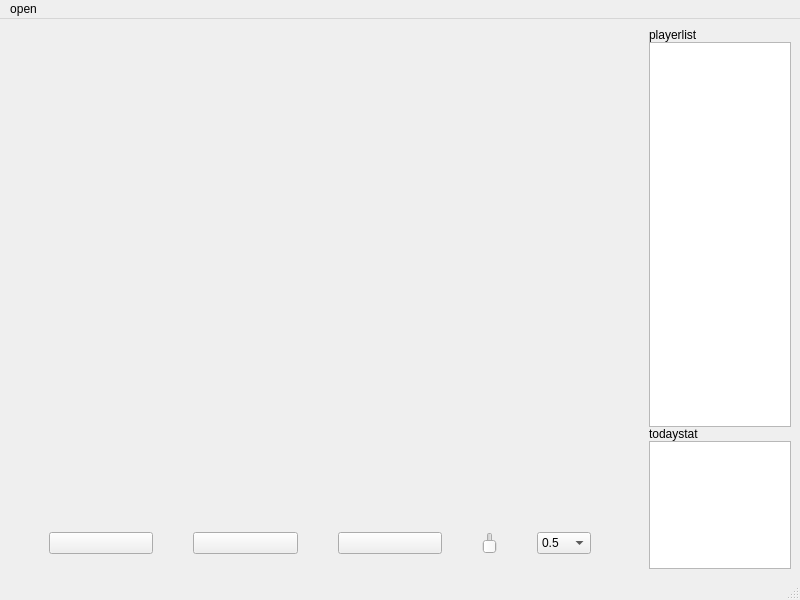
Old version of the form mainwindow.ui in the repository daidaiJ/qtmpvplayer.
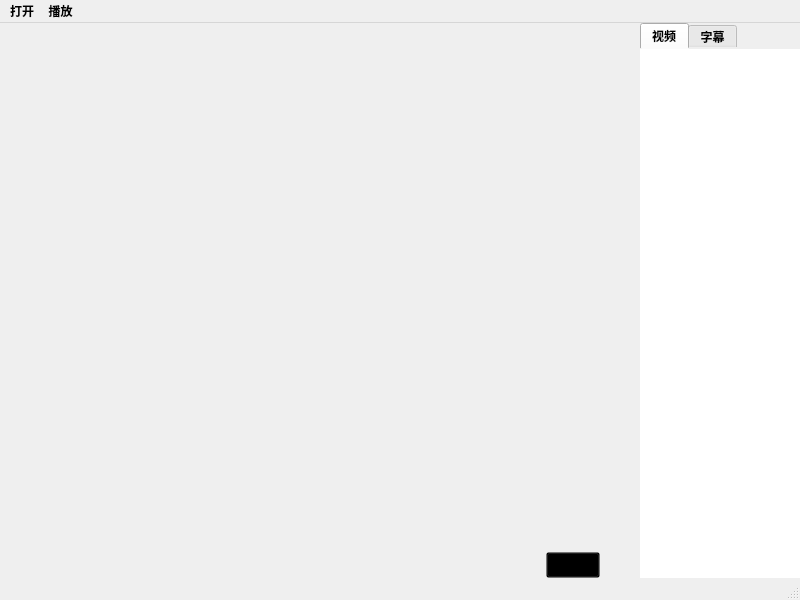
New version of the form. Icons and pictures are not drawn.

Patch:
```diff
--- a/mainwindow.ui
+++ b/mainwindow.ui
@@ -59,16 +59,58 @@
         <number>0</number>
        </property>
        <item>
-        <layout class="QVBoxLayout" name="verticalLayout_4" stretch="7,1">
+        <layout class="QVBoxLayout" name="verticalLayout_4" stretch="7,0">
          <property name="spacing">
           <number>0</number>
          </property>
          <item>
-          <widget class="QWidget" name="mpv" native="true"/>
+          <widget class="QWidget" name="mpv" native="true">
+           <layout class="QVBoxLayout" name="verticalLayout_6">
+            <property name="spacing">
+             <number>0</number>
+            </property>
+            <property name="leftMargin">
+             <number>0</number>
+            </property>
+            <property name="topMargin">
+             <number>0</number>
+            </property>
+            <property name="rightMargin">
+             <number>0</number>
+            </property>
+            <property name="bottomMargin">
+             <number>0</number>
+            </property>
+           </layout>
+          </widget>
          </item>
          <item>
           <widget class="QWidget" name="toolbar" native="true">
+           <property name="sizePolicy">
+            <sizepolicy hsizetype="Preferred" vsizetype="Preferred">
+             <horstretch>0</horstretch>
+             <verstretch>0</verstretch>
+            </sizepolicy>
+           </property>
+           <property name="styleSheet">
+            <string notr="true">background: transparent;</string>
+           </property>
            <layout class="QVBoxLayout" name="verticalLayout_5">
+            <property name="spacing">
+             <number>0</number>
+            </property>
+            <property name="leftMargin">
+             <number>0</number>
+            </property>
+            <property name="topMargin">
+             <number>0</number>
+            </property>
+            <property name="rightMargin">
+             <number>0</number>
+            </property>
+            <property name="bottomMargin">
+             <number>0</number>
+            </property>
             <item>
              <layout class="QHBoxLayout" name="horizontalLayout_3" stretch="0,2,0,2,0,2,0,1,0,2,0">
               <property name="spacing">
@@ -95,6 +137,9 @@
                   <verstretch>0</verstretch>
                  </sizepolicy>
                 </property>
+                <property name="styleSheet">
+                 <string notr="true"> border: none;margin:1px</string>
+                </property>
                 <property name="text">
                  <string/>
                 </property>
@@ -104,8 +149,8 @@
                 </property>
                 <property name="iconSize">
                  <size>
-                  <width>25</width>
-                  <height>25</height>
+                  <width>55</width>
+                  <height>55</height>
                  </size>
                 </property>
                </widget>
@@ -134,6 +179,9 @@
                   <verstretch>0</verstretch>
                  </sizepolicy>
                 </property>
+                <property name="styleSheet">
+                 <string notr="true">background: transparent; border: none;margin:1px</string>
+                </property>
                 <property name="text">
                  <string/>
                 </property>
@@ -143,8 +191,8 @@
                 </property>
                 <property name="iconSize">
                  <size>
-                  <width>30</width>
-                  <height>30</height>
+                  <width>60</width>
+                  <height>60</height>
                  </size>
                 </property>
                </widget>
@@ -173,6 +221,9 @@
                   <verstretch>0</verstretch>
                  </sizepolicy>
                 </property>
+                <property name="styleSheet">
+                 <string notr="true"> border: none;</string>
+                </property>
                 <property name="text">
                  <string/>
                 </property>
@@ -182,8 +233,8 @@
                 </property>
                 <property name="iconSize">
                  <size>
-                  <width>25</width>
-                  <height>25</height>
+                  <width>55</width>
+                  <height>55</height>
                  </size>
                 </property>
                </widget>
@@ -213,10 +264,31 @@
                  </sizepolicy>
                 </property>
                 <property name="styleSheet">
-                 <string notr="true">QSlider{&quot;margin-top&quot;:2px,&quot;margin-bottom&quot;:2px}</string>
+                 <string notr="true">QSlider::groove:horizontal{ 
+		height: 12px; 
+		left: 0px; 
+		right: 0px; 
+		border:0px;    //指定无边框
+	    border-radius:6px;    //指定圆角
+		background:rgba(0,0,0,50);
+ } 
+ //滑块的美化
+ QSlider::handle:horizontal{ 
+		width:  50px; 
+		height: 50px; 
+		margin-top: -20px; 
+		margin-left: 0px; 
+		margin-bottom: -20px; 
+		margin-right: 0px; 
+ 		border-image:url(:/res/images/setting_slider_handle.png);
+} 
+//已滑过的进度美化
+QSlider::sub-page:horizontal{
+	   background:rgba(80,166,234,1);
+}</string>
                 </property>
                 <property name="orientation">
-                 <enum>Qt::Vertical</enum>
+                 <enum>Qt::Horizontal</enum>
                 </property>
                </widget>
               </item>
@@ -244,6 +316,13 @@
                   <verstretch>0</verstretch>
                  </sizepolicy>
                 </property>
+                <property name="font">
+                 <font>
+                  <family>黑体</family>
+                  <pointsize>10</pointsize>
+                  <bold>false</bold>
+                 </font>
+                </property>
                 <item>
                  <property name="text">
                   <string>0.5</string>
@@ -309,33 +388,143 @@
        <property name="spacing">
         <number>0</number>
        </property>
+       <property name="leftMargin">
+        <number>0</number>
+       </property>
+       <property name="topMargin">
+        <number>0</number>
+       </property>
+       <property name="rightMargin">
+        <number>0</number>
+       </property>
+       <property name="bottomMargin">
+        <number>0</number>
+       </property>
        <item>
-        <layout class="QVBoxLayout" name="verticalLayout" stretch="0,3,0,1">
+        <layout class="QVBoxLayout" name="verticalLayout" stretch="1">
          <item>
-          <widget class="QLabel" name="label">
-           <property name="text">
-            <string>playerlist</string>
-           </property>
-          </widget>
-         </item>
-         <item>
-          <widget class="QListWidget" name="videolist"/>
-         </item>
-         <item>
-          <widget class="QLabel" name="label_2">
-           <property name="text">
-            <string>todaystat</string>
-           </property>
-          </widget>
-         </item>
-         <item>
-          <widget class="QGraphicsView" name="statchart">
+          <widget class="QTabWidget" name="tabWidget">
            <property name="sizePolicy">
-            <sizepolicy hsizetype="Expanding" vsizetype="Expanding">
+            <sizepolicy hsizetype="Preferred" vsizetype="Preferred">
              <horstretch>0</horstretch>
-             <verstretch>1</verstretch>
+             <verstretch>0</verstretch>
             </sizepolicy>
            </property>
+           <property name="font">
+            <font>
+             <bold>true</bold>
+            </font>
+           </property>
+           <property name="styleSheet">
+            <string notr="true">margin: 0px;border:0px;</string>
+           </property>
+           <property name="currentIndex">
+            <number>0</number>
+           </property>
+           <widget class="QWidget" name="videotab">
+            <attribute name="title">
+             <string>视频</string>
+            </attribute>
+            <layout class="QVBoxLayout" name="verticalLayout_7">
+             <property name="spacing">
+              <number>0</number>
+             </property>
+             <property name="leftMargin">
+              <number>0</number>
+             </property>
+             <property name="topMargin">
+              <number>0</number>
+             </property>
+             <property name="rightMargin">
+              <number>0</number>
+             </property>
+             <property name="bottomMargin">
+              <number>0</number>
+             </property>
+             <item>
+              <widget class="QListWidget" name="videolist">
+               <property name="sizePolicy">
+                <sizepolicy hsizetype="Preferred" vsizetype="Preferred">
+                 <horstretch>0</horstretch>
+                 <verstretch>0</verstretch>
+                </sizepolicy>
+               </property>
+               <property name="font">
+                <font>
+                 <family>Microsoft Sans Serif</family>
+                 <pointsize>12</pointsize>
+                </font>
+               </property>
+               <property name="styleSheet">
+                <string notr="true">listWidget::item:selected {
+    border-left: 5px solid #777777;
+};
+listWidget::item {
+    background-color: #ffffff;
+    color: #000000;
+    border: transparent;
+    border-bottom: 1px solid #dbdbdb;
+    padding: 8px;
+};
+listWidget::item:hover {
+    background-color: #f5f5f5;
+}
+</string>
+               </property>
+              </widget>
+             </item>
+            </layout>
+           </widget>
+           <widget class="QWidget" name="subtab">
+            <attribute name="title">
+             <string>字幕</string>
+            </attribute>
+            <layout class="QVBoxLayout" name="verticalLayout_8">
+             <property name="spacing">
+              <number>0</number>
+             </property>
+             <property name="leftMargin">
+              <number>0</number>
+             </property>
+             <property name="topMargin">
+              <number>0</number>
+             </property>
+             <property name="rightMargin">
+              <number>0</number>
+             </property>
+             <property name="bottomMargin">
+              <number>0</number>
+             </property>
+             <item>
+              <widget class="QListWidget" name="sublist">
+               <property name="font">
+                <font>
+                 <family>Microsoft Sans Serif</family>
+                 <pointsize>12</pointsize>
+                </font>
+               </property>
+               <property name="styleSheet">
+                <string notr="true">listWidget::item:selected {
+    border-left: 5px solid #777777;
+};
+listWidget::item {
+    background-color: #ffffff;
+    color: #000000;
+    border: transparent;
+    border-bottom: 1px solid #dbdbdb;
+    padding: 8px;
+};
+listWidget::item:hover {
+    background-color: #f5f5f5;
+}</string>
+               </property>
+               <property name="horizontalScrollBarPolicy">
+                <enum>Qt::ScrollBarAlwaysOn</enum>
+               </property>
+              </widget>
+             </item>
+            </layout>
+           </widget>
           </widget>
          </item>
         </layout>
@@ -354,16 +543,41 @@
      <height>21</height>
     </rect>
    </property>
+   <property name="font">
+    <font>
+     <bold>true</bold>
+    </font>
+   </property>
    <widget class="QMenu" name="menuopen">
+    <property name="font">
+     <font>
+      <family>黑体</family>
+      <pointsize>10</pointsize>
+     </font>
+    </property>
     <property name="title">
-     <string>open</string>
+     <string>打开</string>
     </property>
     <addaction name="opendir"/>
     <addaction name="separator"/>
     <addaction name="openvideo"/>
     <addaction name="separator"/>
    </widget>
+   <widget class="QMenu" name="menu">
+    <property name="font">
+     <font>
+      <family>黑体</family>
+      <pointsize>10</pointsize>
+     </font>
+    </property>
+    <property name="title">
+     <string>播放</string>
+    </property>
+    <addaction name="actionspause"/>
+    <addaction name="actionautoresume"/>
+   </widget>
    <addaction name="menuopen"/>
+   <addaction name="menu"/>
   </widget>
   <widget class="QStatusBar" name="statusbar"/>
   <action name="opendir">
```
Left out of the diff: 56 changed lines with no effect on the pictures.
